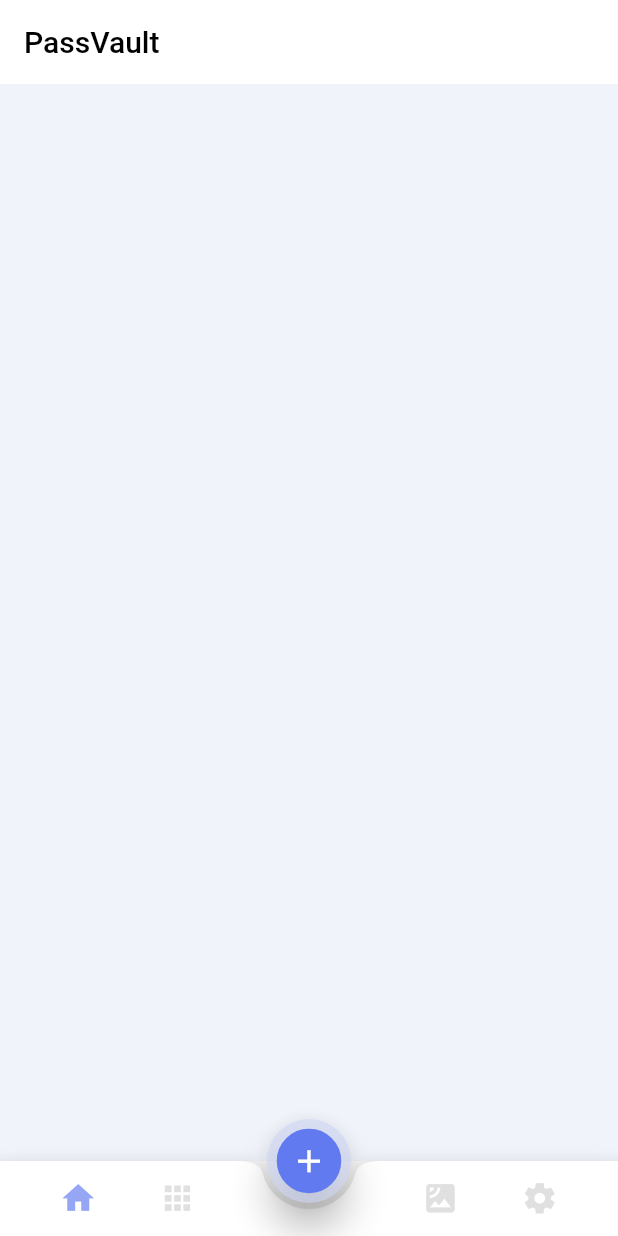
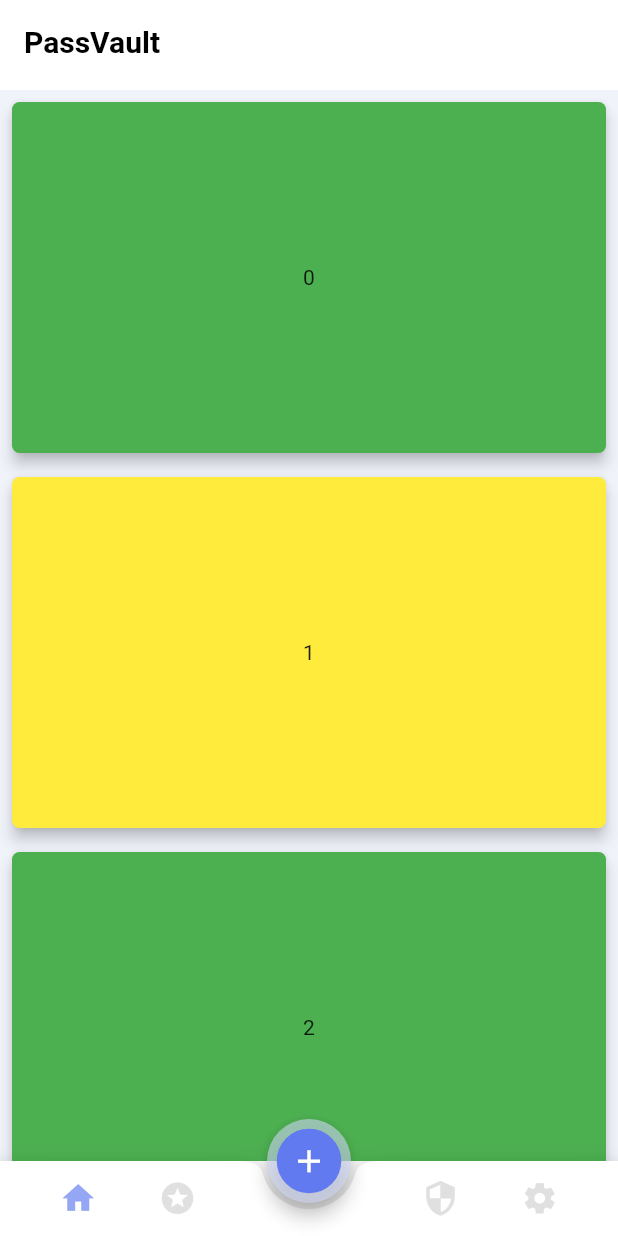
Before and after one commit to peetacho/PassVault-App, a Flutter app: the Home screen opened directly, on a phone screen of 412 x 824 dp. Run offline on Flutter 3.47's test engine with Material 2 defaults, Android fonts, the phone set to English and light mode, and no system bars.

Commit message:
227am july2 page structure

```diff
--- a/lib/screens/app.dart
+++ b/lib/screens/app.dart
@@ -1,6 +1,6 @@
 // app.dart
+import 'entry/entry_entry.dart';
 import 'package:flutter/material.dart';
-import 'entry/entry_entry.dart';
 
 class App extends StatelessWidget {
   @override
@@ -17,38 +17,79 @@ class Home extends StatefulWidget {
 }
 
 class HomeState extends State<Home> {
+  final Key keyOne = PageStorageKey('pageOne');
+  final Key keyTwo = PageStorageKey('pageTwo');
+  final Key keyThree = PageStorageKey('pageThree');
+  final Key keyFour = PageStorageKey('pageFour');
+
+  PageOne _pageOne;
+  PageTwo _pageTwo;
+  PageThree _pageThree;
+  PageFour _pageFour;
+  List<Widget> pages;
+  Widget currentPage;
+
+  final PageStorageBucket bucket = PageStorageBucket();
+
+  @override
+  void initState() {
+    _pageOne = PageOne(
+      key: keyOne,
+    );
+    _pageTwo = PageTwo(
+      key: keyTwo,
+    );
+    _pageThree = PageThree(
+      key: keyThree,
+    );
+    _pageFour = PageFour(
+      key: keyFour,
+    );
+
+    pages = [_pageOne, _pageTwo, _pageThree, _pageFour];
+    currentPage = _pageOne;
+    super.initState();
+  }
+
+  // COLORS //
   Color _indigo = Color.fromRGBO(98, 122, 239, 1);
   Color _indigo2 = Color.fromRGBO(149, 166, 244, 1);
-  Color _indigo_shadow = Color.fromRGBO(206, 214, 244, 0.6);
+  Color _indigoShadow = Color.fromRGBO(206, 214, 244, 0.6);
   Color _background = Color.fromRGBO(240, 243, 250, 1);
   Color _grey = Colors.grey[300];
 
-  Color _normal_icon_1 = Color.fromRGBO(149, 166, 244, 1);
-  Color _normal_icon_2 = Colors.grey[300];
-  Color _normal_icon_3 = Colors.grey[300];
-  Color _normal_icon_4 = Colors.grey[300];
+  // ICON COLORS //
+  Color _normalIcon1 = Color.fromRGBO(149, 166, 244, 1);
+  Color _normalIcon2 = Colors.grey[300];
+  Color _normalIcon3 = Colors.grey[300];
+  Color _normalIcon4 = Colors.grey[300];
 
   @override
   Widget build(BuildContext context) {
     return new Scaffold(
-      appBar: new AppBar(
-          title: new Text(
-            "PassVault",
-            style: TextStyle(color: Colors.black),
-          ),
-          elevation: 0.0,
-          backgroundColor: Colors.white),
+      appBar: PreferredSize(
+          child: AppBar(
+              title: new Text(
+                "PassVault",
+                style:
+                    TextStyle(color: Colors.black, fontWeight: FontWeight.bold),
+              ),
+              elevation: 0.0,
+              brightness: Brightness.light,
+              backgroundColor: Colors.white),
+          preferredSize: Size.fromHeight(60.0)),
       body: new Container(
         decoration: BoxDecoration(
           color: _background,
         ),
+        child: PageStorage(child: currentPage, bucket: bucket),
       ),
       floatingActionButton: FloatingActionButton(
         onPressed: () {
           // runApp(Entry());
           debugPrint('add entry button pressed');
         },
-        elevation: 10,
+        elevation: 5,
         child: Container(
           decoration: BoxDecoration(
               border: Border.all(width: 9.0, color: _indigo),
@@ -56,7 +97,7 @@ class HomeState extends State<Home> {
               color: _indigo),
           child: Icon(Icons.add, size: 25.0, color: Colors.white),
         ),
-        backgroundColor: _indigo_shadow,
+        backgroundColor: _indigoShadow,
       ),
       floatingActionButtonLocation: FloatingActionButtonLocation.centerDocked,
       bottomNavigationBar: BottomAppBar(
@@ -70,27 +111,29 @@ class HomeState extends State<Home> {
                   mainAxisAlignment: MainAxisAlignment.spaceEvenly,
                   children: <Widget>[
                     IconButton(
-                      icon: Icon(Icons.home, size: 25.0, color: _normal_icon_1),
+                      icon: Icon(Icons.home, size: 25.0, color: _normalIcon1),
                       onPressed: () {
                         setState(() {
-                          if (_normal_icon_1 == _grey) {
-                            _normal_icon_2 = _grey;
-                            _normal_icon_3 = _grey;
-                            _normal_icon_4 = _grey;
-                            _normal_icon_1 = _indigo2;
+                          if (_normalIcon1 == _grey) {
+                            _normalIcon2 = _grey;
+                            _normalIcon3 = _grey;
+                            _normalIcon4 = _grey;
+                            _normalIcon1 = _indigo2;
+                            currentPage = pages[0];
                           }
                         });
                       },
                     ),
                     IconButton(
-                      icon: Icon(Icons.apps, size: 25.0, color: _normal_icon_2),
+                      icon: Icon(Icons.stars, size: 25.0, color: _normalIcon2),
                       onPressed: () {
                         setState(() {
-                          if (_normal_icon_2 == _grey) {
-                            _normal_icon_1 = _grey;
-                            _normal_icon_3 = _grey;
-                            _normal_icon_4 = _grey;
-                            _normal_icon_2 = _indigo2;
+                          if (_normalIcon2 == _grey) {
+                            _normalIcon1 = _grey;
+                            _normalIcon3 = _grey;
+                            _normalIcon4 = _grey;
+                            _normalIcon2 = _indigo2;
+                            currentPage = pages[1];
                           }
                         });
                       },
@@ -102,29 +145,31 @@ class HomeState extends State<Home> {
                     SizedBox.shrink(),
                     SizedBox.shrink(),
                     IconButton(
-                      icon: Icon(Icons.satellite,
-                          size: 25.0, color: _normal_icon_3),
+                      icon:
+                          Icon(Icons.security, size: 25.0, color: _normalIcon3),
                       onPressed: () {
                         setState(() {
-                          if (_normal_icon_3 == _grey) {
-                            _normal_icon_1 = _grey;
-                            _normal_icon_2 = _grey;
-                            _normal_icon_4 = _grey;
-                            _normal_icon_3 = _indigo2;
+                          if (_normalIcon3 == _grey) {
+                            _normalIcon1 = _grey;
+                            _normalIcon2 = _grey;
+                            _normalIcon4 = _grey;
+                            _normalIcon3 = _indigo2;
+                            currentPage = pages[2];
                           }
                         });
                       },
                     ),
                     IconButton(
-                      icon: Icon(Icons.settings,
-                          size: 25.0, color: _normal_icon_4),
+                      icon:
+                          Icon(Icons.settings, size: 25.0, color: _normalIcon4),
                       onPressed: () {
                         setState(() {
-                          if (_normal_icon_4 == _grey) {
-                            _normal_icon_1 = _grey;
-                            _normal_icon_2 = _grey;
-                            _normal_icon_3 = _grey;
-                            _normal_icon_4 = _indigo2;
+                          if (_normalIcon4 == _grey) {
+                            _normalIcon1 = _grey;
+                            _normalIcon2 = _grey;
+                            _normalIcon3 = _grey;
+                            _normalIcon4 = _indigo2;
+                            currentPage = pages[3];
                           }
                         });
                       },
@@ -135,3 +180,111 @@ class HomeState extends State<Home> {
     );
   }
 }
+
+class PageOne extends StatefulWidget {
+  PageOne({Key key}) : super(key: key);
+
+  @override
+  PageOneState createState() => PageOneState();
+}
+
+class PageOneState extends State<PageOne> {
+  @override
+  Widget build(BuildContext context) {
+    return ListView.builder(
+      itemExtent: 250.0,
+      itemBuilder: (context, index) => Container(
+        padding: EdgeInsets.all(8.0),
+        child: Material(
+          elevation: 4.0,
+          borderRadius: BorderRadius.circular(5.0),
+          color: index % 2 == 0 ? Colors.green : Colors.yellow,
+          child: Center(
+            child: Text(index.toString()),
+          ),
+        ),
+      ),
+    );
+  }
+}
+
+class PageTwo extends StatefulWidget {
+  PageTwo({Key key}) : super(key: key);
+
+  @override
+  PageTwoState createState() => PageTwoState();
+}
+
+class PageTwoState extends State<PageTwo> {
+  @override
+  Widget build(BuildContext context) {
+    return ListView.builder(
+      itemExtent: 250.0,
+      itemBuilder: (context, index) => Container(
+        padding: EdgeInsets.all(8.0),
+        child: Material(
+          elevation: 4.0,
+          borderRadius: BorderRadius.circular(5.0),
+          color: index % 2 == 0 ? Colors.cyan : Colors.deepOrange,
+          child: Center(
+            child: Text(index.toString()),
+          ),
+        ),
+      ),
+    );
+  }
+}
+
+class PageThree extends StatefulWidget {
+  PageThree({Key key}) : super(key: key);
+
+  @override
+  PageThreeState createState() => PageThreeState();
+}
+
+class PageThreeState extends State<PageThree> {
+  @override
+  Widget build(BuildContext context) {
+    return ListView.builder(
+      itemExtent: 250.0,
+      itemBuilder: (context, index) => Container(
+        padding: EdgeInsets.all(8.0),
+        child: Material(
+          elevation: 4.0,
+          borderRadius: BorderRadius.circular(5.0),
+          color: index % 2 == 0 ? Colors.pink : Colors.white,
+          child: Center(
+            child: Text(index.toString()),
+          ),
+        ),
+      ),
+    );
+  }
+}
+
+class PageFour extends StatefulWidget {
+  PageFour({Key key}) : super(key: key);
+
+  @override
+  PageFourState createState() => PageFourState();
+}
+
+class PageFourState extends State<PageFour> {
+  @override
+  Widget build(BuildContext context) {
+    return ListView.builder(
+      itemExtent: 250.0,
+      itemBuilder: (context, index) => Container(
+        padding: EdgeInsets.all(8.0),
+        child: Material(
+          elevation: 4.0,
+          borderRadius: BorderRadius.circular(5.0),
+          color: index % 2 == 0 ? Colors.yellow : Colors.purple,
+          child: Center(
+            child: Text(index.toString()),
+          ),
+        ),
+      ),
+    );
+  }
+}
```
Also changed, not shown: lib/main.dart (+8 -0 lines).
